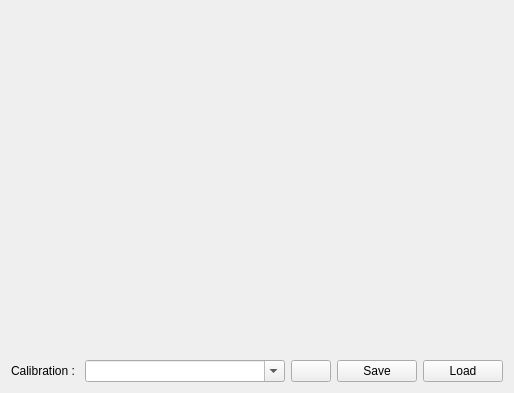
elikos/elikos_util, file elikos_remote_calib/resource/calib_node.ui: the form before one commit.
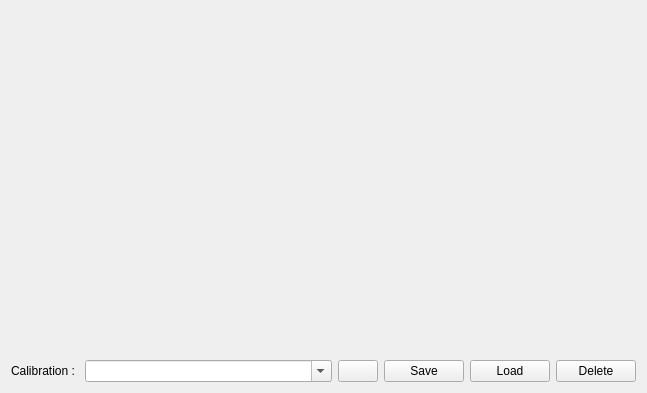
The form after the commit. Icons and pictures are not drawn.

```diff
--- a/elikos_remote_calib/resource/calib_node.ui
+++ b/elikos_remote_calib/resource/calib_node.ui
@@ -6,7 +6,7 @@
    <rect>
     <x>0</x>
     <y>0</y>
-    <width>514</width>
+    <width>647</width>
     <height>393</height>
    </rect>
   </property>
@@ -78,6 +78,13 @@
        </property>
       </widget>
      </item>
+     <item>
+      <widget class="QPushButton" name="btnDelete">
+       <property name="text">
+        <string>Delete</string>
+       </property>
+      </widget>
+     </item>
     </layout>
    </item>
   </layout>
```
